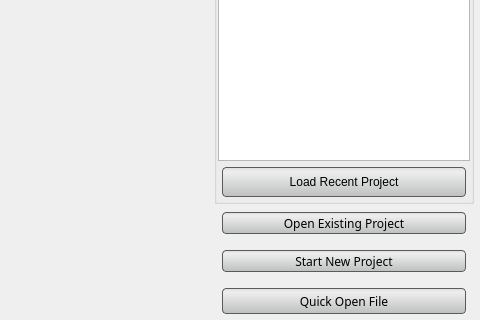
This is src/Interface/AppSplash/AppSplash.ui in SCIInstitute/Seg3D as Qt 5 draws it before an edit; both pictures show x 550 to 1030 and y 159 to 479 of the 1030 by 479 pixel window. The edited form follows.
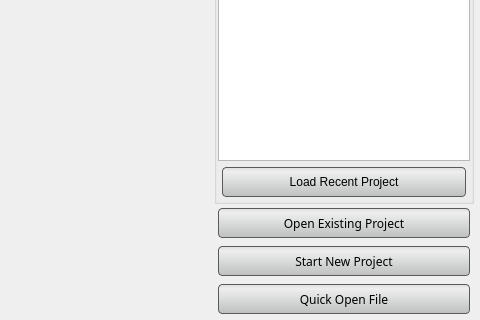
This is the edited form. Icons and pictures are not drawn.

Commit message: fix windows ui issue

```diff
--- a/src/Interface/AppSplash/AppSplash.ui
+++ b/src/Interface/AppSplash/AppSplash.ui
@@ -318,7 +318,7 @@
           <number>0</number>
          </property>
          <property name="margin">
-          <number>4</number>
+          <number>0</number>
          </property>
          <item>
           <widget class="QPushButton" name="existing_project_button_">
@@ -355,7 +355,7 @@
           <number>0</number>
          </property>
          <property name="margin">
-          <number>4</number>
+          <number>0</number>
          </property>
          <item>
           <widget class="QPushButton" name="new_project_button_">
@@ -385,16 +385,7 @@
          <property name="spacing">
           <number>0</number>
          </property>
-         <property name="leftMargin">
-          <number>4</number>
-         </property>
-         <property name="topMargin">
-          <number>4</number>
-         </property>
-         <property name="rightMargin">
-          <number>4</number>
-         </property>
-         <property name="bottomMargin">
+         <property name="margin">
           <number>0</number>
          </property>
          <item>
```
Left out of the diff: 1 changed line with no effect on the pictures.
